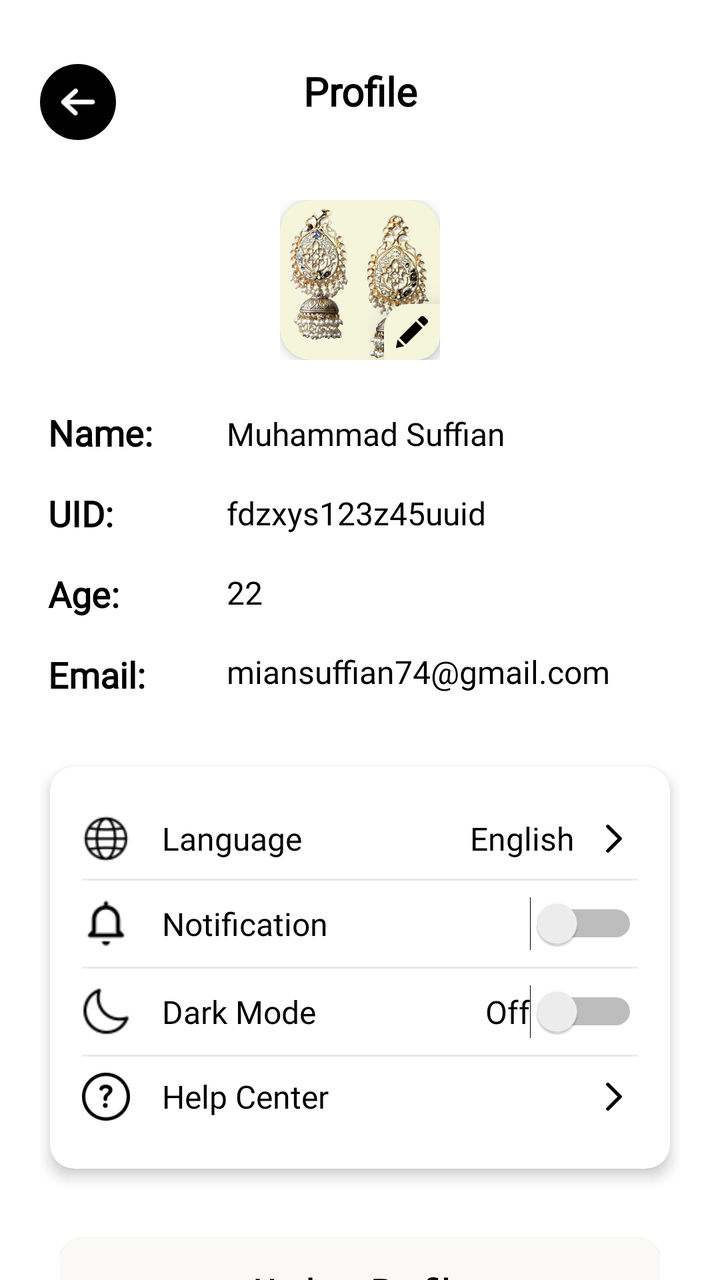
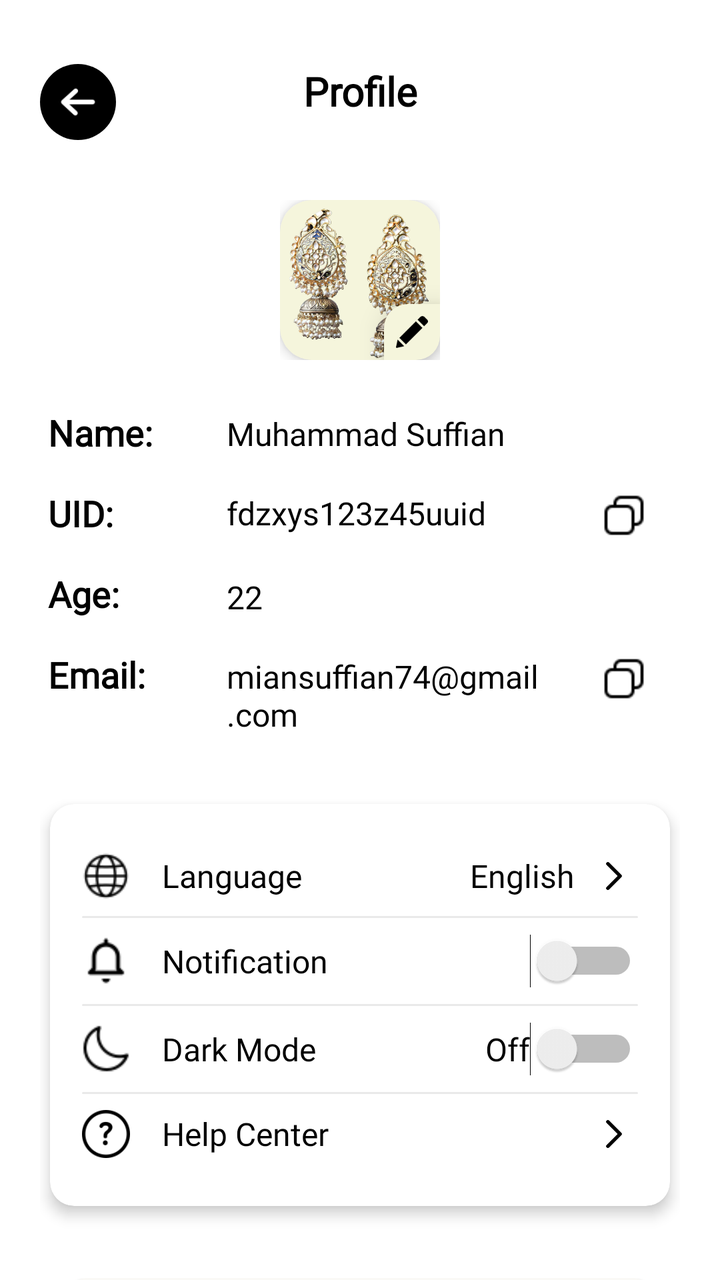

Screens rendered from an Android XML layout before and after an edit, with the pre-edit source and the edit as a unified diff.
<!-- AndroidManifest.xml: application theme Theme.SparkleHaven -->
<!-- res/layout/activity_profile.xml -->
<?xml version="1.0" encoding="utf-8"?>
<androidx.core.widget.NestedScrollView xmlns:android="http://schemas.android.com/apk/res/android"
    xmlns:app="http://schemas.android.com/apk/res-auto"
    xmlns:tools="http://schemas.android.com/tools"
    android:id="@+id/main"
    android:layout_width="match_parent"
    android:layout_height="match_parent"
    android:background="@color/white"
    tools:context=".dashboard.navigation_fragments.profile.activities.ProfileActivity">

    <LinearLayout
        android:layout_width="match_parent"
        android:layout_height="match_parent"
        android:orientation="vertical"
        android:padding="20dp">

        <LinearLayout
            android:layout_width="match_parent"
            android:layout_height="wrap_content"
            android:layout_marginTop="12dp"
            android:orientation="horizontal">

            <LinearLayout
                android:layout_width="38dp"
                android:layout_height="38dp"
                android:background="@drawable/black_fill_circle_shape"
                android:gravity="center"
                android:padding="7dp">

                <ImageView
                    android:layout_width="wrap_content"
                    android:layout_height="wrap_content"
                    android:src="@drawable/back64"
                    app:tint="@color/white" />

            </LinearLayout>

            <TextView
                android:layout_width="0dp"
                android:layout_height="wrap_content"
                android:text="Profile"
                android:textColor="@color/black"
                android:textStyle="bold"
                android:textSize="20sp"
                android:textAlignment="center"
                android:layout_weight="1"
                android:fontFamily="@font/cinzel_medium"/>

            <ImageView
                android:layout_width="38dp"
                android:layout_height="38dp"/>

        </LinearLayout>

        <androidx.constraintlayout.widget.ConstraintLayout
            android:layout_width="wrap_content"
            android:layout_height="wrap_content"
            android:layout_marginTop="30dp"
            android:layout_gravity="center">

            <androidx.cardview.widget.CardView
                android:id="@+id/cardView"
                android:layout_width="80dp"
                android:layout_height="80dp"
                app:cardBackgroundColor="@color/Beige"
                app:cardCornerRadius="16dp"
                app:cardElevation="4dp"
                app:layout_constraintBottom_toBottomOf="parent"
                app:layout_constraintEnd_toEndOf="parent"
                app:layout_constraintStart_toStartOf="parent"
                app:layout_constraintTop_toTopOf="parent">

                <ImageView
                    android:layout_width="match_parent"
                    android:layout_height="match_parent"
                    android:src="@drawable/elegant_asthetic_gold_pearl_earring" />

            </androidx.cardview.widget.CardView>

            <LinearLayout
                android:layout_width="28dp"
                android:layout_height="28dp"
                android:background="@drawable/edit_custom_shape"
                android:elevation="8dp"
                android:padding="6dp"
                app:layout_constraintBottom_toBottomOf="@+id/cardView"
                app:layout_constraintEnd_toEndOf="@+id/cardView">

                <ImageView
                    android:layout_width="match_parent"
                    android:layout_height="match_parent"
                    android:src="@drawable/draw" />

            </LinearLayout>

        </androidx.constraintlayout.widget.ConstraintLayout>

        <LinearLayout
            android:layout_width="match_parent"
            android:layout_height="wrap_content"
            android:orientation="horizontal"
            android:paddingHorizontal="4dp"
            android:layout_marginTop="24dp">

            <LinearLayout
                android:layout_width="match_parent"
                android:layout_height="wrap_content"
                android:layout_weight="2.5"
                android:orientation="vertical">

                <TextView
                    android:layout_width="wrap_content"
                    android:layout_height="wrap_content"
                    android:text="Name:"
                    android:textSize="18sp"
                    android:textStyle="bold"
                    android:textColor="@color/black"
                    android:fontFamily="@font/lora_medium"/>

                <TextView
                    android:layout_width="wrap_content"
                    android:layout_height="wrap_content"
                    android:text="UID:"
                    android:textSize="18sp"
                    android:textStyle="bold"
                    android:textColor="@color/black"
                    android:layout_marginTop="16dp"
                    android:fontFamily="@font/lora_medium"/>

                <TextView
                    android:layout_width="wrap_content"
                    android:layout_height="wrap_content"
                    android:text="Age:"
                    android:layout_marginTop="16dp"
                    android:textSize="18sp"
                    android:textStyle="bold"
                    android:textColor="@color/black"
                    android:fontFamily="@font/lora_medium"/>

                <TextView
                    android:layout_width="wrap_content"
                    android:layout_height="wrap_content"
                    android:text="Email:"
                    android:layout_marginTop="16dp"
                    android:textSize="18sp"
                    android:textStyle="bold"
                    android:textColor="@color/black"
                    android:fontFamily="@font/lora_medium"/>

            </LinearLayout>

            <LinearLayout
                android:layout_width="match_parent"
                android:layout_height="wrap_content"
                android:layout_weight="1"
                android:orientation="vertical">

                <EditText
                    android:id="@+id/profileName"
                    android:layout_width="match_parent"
                    android:layout_height="wrap_content"
                    android:text="Muhammad Suffian"
                    android:textAlignment="textStart"
                    android:background="@drawable/simple_transparent_bg"
                    android:textColor="@color/black"
                    android:textSize="16sp"
                    android:layout_marginTop="2dp"
                    android:inputType="textPersonName"
                    android:fontFamily="@font/lora_medium"/>

                <EditText
                    android:id="@+id/profileUid"
                    android:layout_width="match_parent"
                    android:layout_height="wrap_content"
                    android:text="fdzxys123z45uuid"
                    android:textAlignment="textStart"
                    android:background="@drawable/simple_transparent_bg"
                    android:textColor="@color/black"
                    android:textSize="16sp"
                    android:inputType="text"
                    android:layout_marginTop="18dp"
                    android:fontFamily="@font/lora_medium"/>

                <EditText
                    android:id="@+id/profileAge"
                    android:layout_width="wrap_content"
                    android:layout_height="wrap_content"
                    android:text="22"
                    android:textAlignment="textStart"
                    android:background="@drawable/simple_transparent_bg"
                    android:textColor="@color/black"
                    android:textSize="16sp"
                    android:inputType="number"
                    android:layout_marginTop="18dp"
                    android:fontFamily="@font/lora_medium"/>

                <EditText
                    android:id="@+id/profileEmail"
                    android:layout_width="wrap_content"
                    android:layout_height="wrap_content"
                    android:text="miansuffian74@gmail.com"
                    android:textAlignment="textStart"
                    android:background="@drawable/simple_transparent_bg"
                    android:textColor="@color/black"
                    android:textSize="16sp"
                    android:layout_marginTop="18dp"
                    android:inputType="textEmailAddress"
                    android:fontFamily="@font/lora_medium"/>


            </LinearLayout>

        </LinearLayout>

        <androidx.cardview.widget.CardView
            android:layout_width="match_parent"
            android:layout_height="wrap_content"
            app:cardBackgroundColor="@color/white"
            app:cardCornerRadius="12dp"
            android:layout_marginTop="34dp"
            android:layout_marginHorizontal="5dp"
            app:cardElevation="4dp">

            <LinearLayout
                android:layout_width="match_parent"
                android:layout_height="wrap_content"
                android:orientation="vertical"
                android:padding="16dp">

                
                <LinearLayout
                    android:layout_width="match_parent"
                    android:layout_height="wrap_content"
                    android:orientation="horizontal"
                    android:gravity="center_vertical"
                    android:paddingVertical="8dp">

                    <ImageView
                        android:layout_width="24dp"
                        android:layout_height="24dp"
                        android:src="@drawable/language"
                        app:tint="@color/black" />

                    <TextView
                        android:layout_width="0dp"
                        android:layout_height="wrap_content"
                        android:layout_weight="1"
                        android:layout_marginStart="16dp"
                        android:text="Language"
                        android:textSize="16sp"
                        android:textColor="@color/black"
                        android:fontFamily="@font/lora_medium"/>

                    <TextView
                        android:layout_width="wrap_content"
                        android:layout_height="wrap_content"
                        android:text="English"
                        android:textSize="16sp"
                        android:textColor="@color/black"
                        android:fontFamily="@font/lora_medium"/>

                    <ImageView
                        android:layout_width="24dp"
                        android:layout_height="24dp"
                        android:layout_marginStart="8dp"
                        android:src="@drawable/next"
                        android:padding="5dp"
                        app:tint="@color/black" />
                </LinearLayout>

                
                <View
                    android:layout_width="match_parent"
                    android:layout_height="1dp"
                    android:background="@drawable/light_grey_circular_cornor_shape"/>

                
                <LinearLayout
                    android:layout_width="match_parent"
                    android:layout_height="wrap_content"
                    android:orientation="horizontal"
                    android:gravity="center_vertical"
                    android:paddingVertical="8dp">

                    <ImageView
                        android:layout_width="24dp"
                        android:layout_height="24dp"
                        android:src="@drawable/notification"
                         app:tint="@color/black" />

                    <TextView
                        android:layout_width="0dp"
                        android:layout_height="wrap_content"
                        android:layout_weight="1"
                        android:layout_marginStart="16dp"
                        android:text="Notification"
                        android:textSize="16sp"
                        android:textColor="@color/black"
                        android:fontFamily="@font/lora_medium"/>

                    <Switch
                        android:layout_width="wrap_content"
                        android:layout_height="wrap_content"
                        android:checked="false" />

                </LinearLayout>

                
                <View
                    android:layout_width="match_parent"
                    android:layout_height="1dp"
                    android:background="@drawable/light_grey_circular_cornor_shape"/>

                
                <LinearLayout
                    android:layout_width="match_parent"
                    android:layout_height="wrap_content"
                    android:orientation="horizontal"
                    android:gravity="center_vertical"
                    android:paddingVertical="8dp">

                    <ImageView
                        android:layout_width="24dp"
                        android:layout_height="24dp"
                        android:src="@drawable/night_mode"
                        app:tint="@color/black" />

                    <TextView
                        android:layout_width="0dp"
                        android:layout_height="wrap_content"
                        android:layout_weight="1"
                        android:layout_marginStart="16dp"
                        android:text="Dark Mode"
                        android:textSize="16sp"
                        android:textColor="@color/black"
                        android:fontFamily="@font/lora_medium"/>

                    <TextView
                        android:layout_width="wrap_content"
                        android:layout_height="wrap_content"
                        android:text="Off"
                        android:textSize="16sp"
                        android:textColor="@color/black"
                        android:fontFamily="@font/lora_medium"/>

                    <Switch
                        android:layout_width="wrap_content"
                        android:layout_height="wrap_content"
                        android:checked="false"/>
                </LinearLayout>

                
                <View
                    android:layout_width="match_parent"
                    android:layout_height="1dp"
                    android:background="@drawable/light_grey_circular_cornor_shape"/>

                
                <LinearLayout
                    android:layout_width="match_parent"
                    android:layout_height="wrap_content"
                    android:orientation="horizontal"
                    android:gravity="center_vertical"
                    android:paddingVertical="8dp">

                    <ImageView
                        android:layout_width="24dp"
                        android:layout_height="24dp"
                        android:src="@drawable/help"
                        app:tint="@color/black" />

                    <TextView
                        android:layout_width="0dp"
                        android:layout_height="wrap_content"
                        android:layout_weight="1"
                        android:layout_marginStart="16dp"
                        android:text="Help Center"
                        android:textSize="16sp"
                        android:textColor="@color/black"
                        android:fontFamily="@font/lora_medium"/>

                    <ImageView
                        android:layout_width="24dp"
                        android:layout_height="24dp"
                        android:layout_marginStart="8dp"
                        android:src="@drawable/next"
                        android:padding="5dp"
                        app:tint="@color/black" />

                </LinearLayout>

            </LinearLayout>

        </androidx.cardview.widget.CardView>

        <LinearLayout
            android:layout_width="match_parent"
            android:layout_height="match_parent"
            android:orientation="vertical"
            android:gravity="bottom"
            android:layout_marginTop="24dp"
            android:layout_marginBottom="12dp"
            android:padding="10dp">

            <androidx.appcompat.widget.AppCompatButton
                android:layout_width="match_parent"
                android:layout_height="54dp"
                android:background="@drawable/off_background_rounded"
                android:textAllCaps="false"
                android:text="Update Profile"
                android:textColor="@color/black"
                android:textSize="17sp"
                android:textStyle="bold"
                android:fontFamily="@font/lora_medium"/>
            
            <androidx.appcompat.widget.AppCompatButton
                android:layout_width="match_parent"
                android:layout_height="54dp"
                android:background="@drawable/black_btn_shape_rounded"
                android:text="Log Out"
                android:layout_marginTop="20dp"
                android:textColor="@color/white"
                android:fontFamily="@font/lora_medium"
                android:textStyle="bold"
                android:textSize="17sp"
                android:textAllCaps="false"/>

        </LinearLayout>

    </LinearLayout>

</androidx.core.widget.NestedScrollView>
<!-- resources referenced by this layout -->
<resources>
  <color name="Beige">#F5F5DC</color>
  <color name="black">#FF000000</color>
  <color name="white">#FFFFFFFF</color>
  <!-- drawable back64: png bitmap (drawable, 654 bytes) -->
  <!-- drawable black_btn_shape_rounded (drawable) -->
  <?xml version="1.0" encoding="utf-8"?>
  <shape android:shape="rectangle" xmlns:android="http://schemas.android.com/apk/res/android">
      <solid android:color="@color/black"/>
      <corners android:radius="12dp"/>
  </shape>
  <!-- drawable black_fill_circle_shape (drawable) -->
  <?xml version="1.0" encoding="utf-8"?>
  <shape android:shape="rectangle" xmlns:android="http://schemas.android.com/apk/res/android">
      <solid android:color="@color/black"/>
      <corners android:radius="300dp"/>
  </shape>
  <!-- drawable draw: png bitmap (drawable, 699 bytes) -->
  <!-- drawable edit_custom_shape (drawable) -->
  <?xml version="1.0" encoding="utf-8"?>
  <shape xmlns:android="http://schemas.android.com/apk/res/android">
      <corners android:topLeftRadius="12dp"
          android:bottomRightRadius="12dp"/>
      <solid android:color="@color/Beige"/>
  </shape>
  <!-- drawable elegant_asthetic_gold_pearl_earring: png bitmap (drawable, 906230 bytes) -->
  <!-- drawable help: png bitmap (drawable, 1719 bytes) -->
  <!-- drawable language: png bitmap (drawable, 962 bytes) -->
  <!-- drawable light_grey_circular_cornor_shape (drawable) -->
  <?xml version="1.0" encoding="utf-8"?>
  <shape android:shape="rectangle" xmlns:android="http://schemas.android.com/apk/res/android">
      <solid android:color="@color/grey2"/>
      <corners android:radius="30dp"/>
  </shape>
  <!-- drawable next: png bitmap (drawable, 434 bytes) -->
  <!-- drawable night_mode: png bitmap (drawable, 716 bytes) -->
  <!-- drawable notification: png bitmap (drawable, 509 bytes) -->
  <!-- drawable off_background_rounded (drawable) -->
  <?xml version="1.0" encoding="utf-8"?>
  <shape android:shape="rectangle" xmlns:android="http://schemas.android.com/apk/res/android">
      <solid android:color="@color/OffWhite"/>
      <corners android:radius="12dp"/>
  </shape>
  <!-- drawable simple_transparent_bg (drawable) -->
  <?xml version="1.0" encoding="utf-8"?>
  <shape xmlns:android="http://schemas.android.com/apk/res/android">
      <solid android:color="@android:color/transparent"/>
  </shape>
  <style name="Theme.SparkleHaven" parent="Base.Theme.SparkleHaven" />
  <color name="grey2">#E9E9E9</color>
  <color name="OffWhite">#FAF9F6</color>
  <style name="Base.Theme.SparkleHaven" parent="Theme.Material3.DayNight.NoActionBar">
          
          
      </style>
</resources>

<!-- the commit's change to res/layout/activity_profile.xml (unified diff, before → after) -->
@@ -166,20 +166,37 @@
                     android:textSize="16sp"
                     android:layout_marginTop="2dp"
                     android:inputType="textPersonName"
-                    android:fontFamily="@font/lora_medium"/>
-
-                <EditText
-                    android:id="@+id/profileUid"
-                    android:layout_width="match_parent"
-                    android:layout_height="wrap_content"
-                    android:text="fdzxys123z45uuid"
-                    android:textAlignment="textStart"
-                    android:background="@drawable/simple_transparent_bg"
-                    android:textColor="@color/black"
-                    android:textSize="16sp"
-                    android:inputType="text"
-                    android:layout_marginTop="18dp"
-                    android:fontFamily="@font/lora_medium"/>
+                    android:singleLine="true"
+                    android:ellipsize="end"
+                    android:imeOptions="actionNext"
+                    android:fontFamily="@font/lora_medium"/>
+
+                <LinearLayout
+                    android:layout_width="match_parent"
+                    android:layout_height="wrap_content"
+                    android:orientation="horizontal"
+                    android:layout_marginTop="18dp">
+
+                    <TextView
+                        android:id="@+id/profileUid"
+                        android:layout_width="0dp"
+                        android:layout_height="wrap_content"
+                        android:text="fdzxys123z45uuid"
+                        android:textAlignment="textStart"
+                        android:background="@drawable/simple_transparent_bg"
+                        android:textColor="@color/black"
+                        android:textSize="16sp"
+                        android:layout_weight="1"
+                        android:fontFamily="@font/lora_medium"/>
+
+                    <ImageView
+                        android:layout_width="24dp"
+                        android:layout_height="24dp"
+                        android:src="@drawable/copy"
+                        android:layout_marginEnd="12dp"
+                        android:layout_gravity="end"/>
+
+                </LinearLayout>
 
                 <EditText
                     android:id="@+id/profileAge"
@@ -192,21 +209,37 @@
                     android:textSize="16sp"
                     android:inputType="number"
                     android:layout_marginTop="18dp"
-                    android:fontFamily="@font/lora_medium"/>
-
-                <EditText
-                    android:id="@+id/profileEmail"
-                    android:layout_width="wrap_content"
-                    android:layout_height="wrap_content"
-                    android:text="miansuffian74@gmail.com"
-                    android:textAlignment="textStart"
-                    android:background="@drawable/simple_transparent_bg"
-                    android:textColor="@color/black"
-                    android:textSize="16sp"
-                    android:layout_marginTop="18dp"
-                    android:inputType="textEmailAddress"
-                    android:fontFamily="@font/lora_medium"/>
-
+                    android:singleLine="true"
+                    android:ellipsize="end"
+                    android:imeOptions="actionNext"
+                    android:fontFamily="@font/lora_medium"/>
+
+                <LinearLayout
+                    android:layout_width="match_parent"
+                    android:layout_height="wrap_content"
+                    android:orientation="horizontal"
+                    android:layout_marginTop="18dp">
+
+                    <TextView
+                        android:id="@+id/profileEmail"
+                        android:layout_width="0dp"
+                        android:layout_height="wrap_content"
+                        android:text="miansuffian74@gmail.com"
+                        android:textAlignment="textStart"
+                        android:background="@drawable/simple_transparent_bg"
+                        android:textColor="@color/black"
+                        android:textSize="16sp"
+                        android:layout_weight="1"
+                        android:fontFamily="@font/lora_medium"/>
+
+                    <ImageView
+                        android:layout_width="24dp"
+                        android:layout_height="24dp"
+                        android:src="@drawable/copy"
+                        android:layout_marginEnd="12dp"
+                        android:layout_gravity="end"/>
+
+                </LinearLayout>
 
             </LinearLayout>
 
@@ -400,7 +433,7 @@
             android:gravity="bottom"
             android:layout_marginTop="24dp"
             android:layout_marginBottom="12dp"
-            android:padding="10dp">
+            android:padding="12dp">
 
             <androidx.appcompat.widget.AppCompatButton
                 android:layout_width="match_parent"
<!-- resource entries referenced after the edit -->
@@ -16,6 +16,7 @@
       <solid android:color="@color/black"/>
       <corners android:radius="300dp"/>
   </shape>
+  <!-- drawable copy: png bitmap (drawable, 382 bytes) -->
   <!-- drawable draw: png bitmap (drawable, 699 bytes) -->
   <!-- drawable edit_custom_shape (drawable) -->
   <?xml version="1.0" encoding="utf-8"?>
